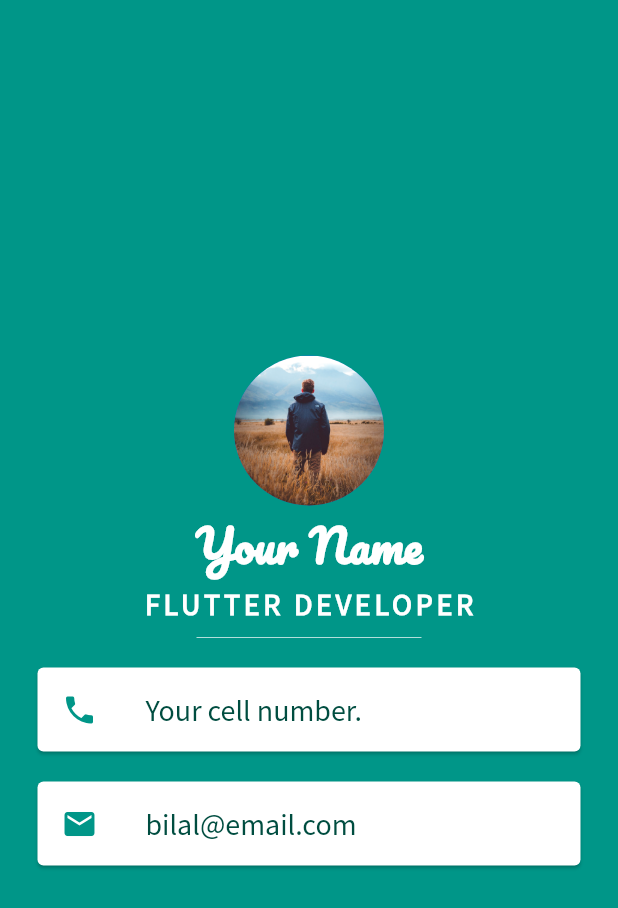
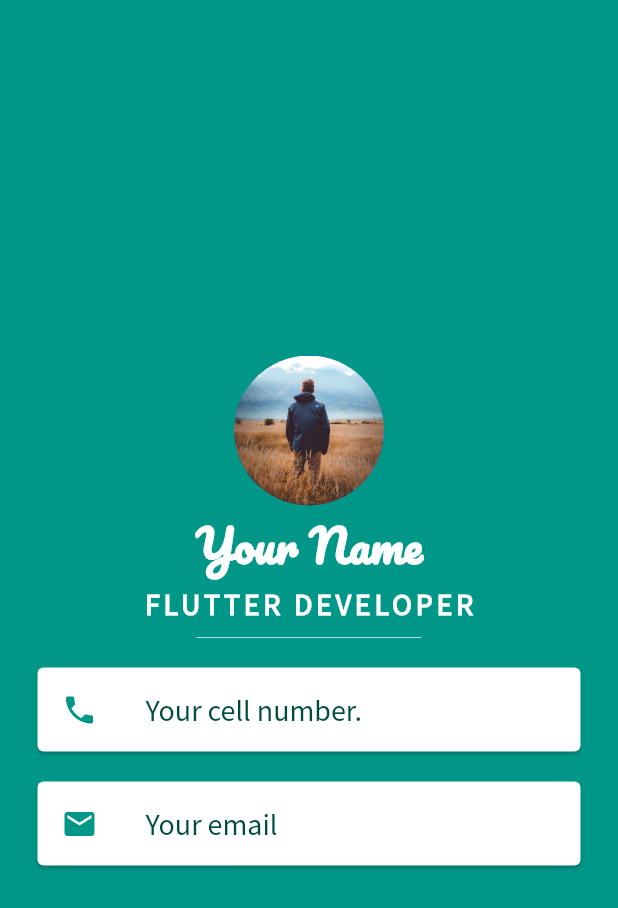
Before and after one commit to MuhammadBilalAkbar/a1flutter_micard_app, a Flutter app: the screen it shows after launch, on a phone screen of 412 x 824 dp. Shown: the top 908 px of the screen. Run offline on Flutter 3.47's test engine with Material 2 defaults, Android fonts, the phone set to English and light mode, and no system bars.

Commit message:
Flutter Micard App

```diff
--- a/lib/main.dart
+++ b/lib/main.dart
@@ -72,7 +72,7 @@ class MyApp extends StatelessWidget {
                   color: Colors.teal,
                 ),
                 title: Text(
-                  'bilal@email.com',
+                  'Your email',
                   style: TextStyle(
                     fontFamily: 'Source Sans Pro',
                     color: Colors.teal.shade900,
```
Also changed, not shown: FlutterMicardApp.PNG, 2 other files.
